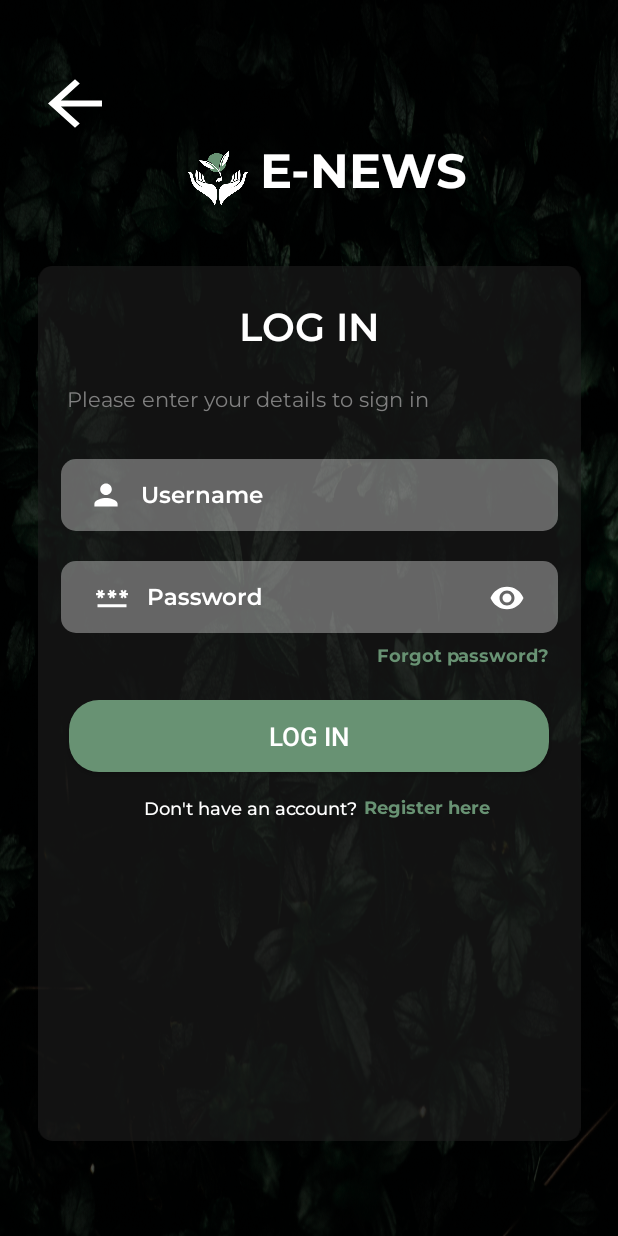
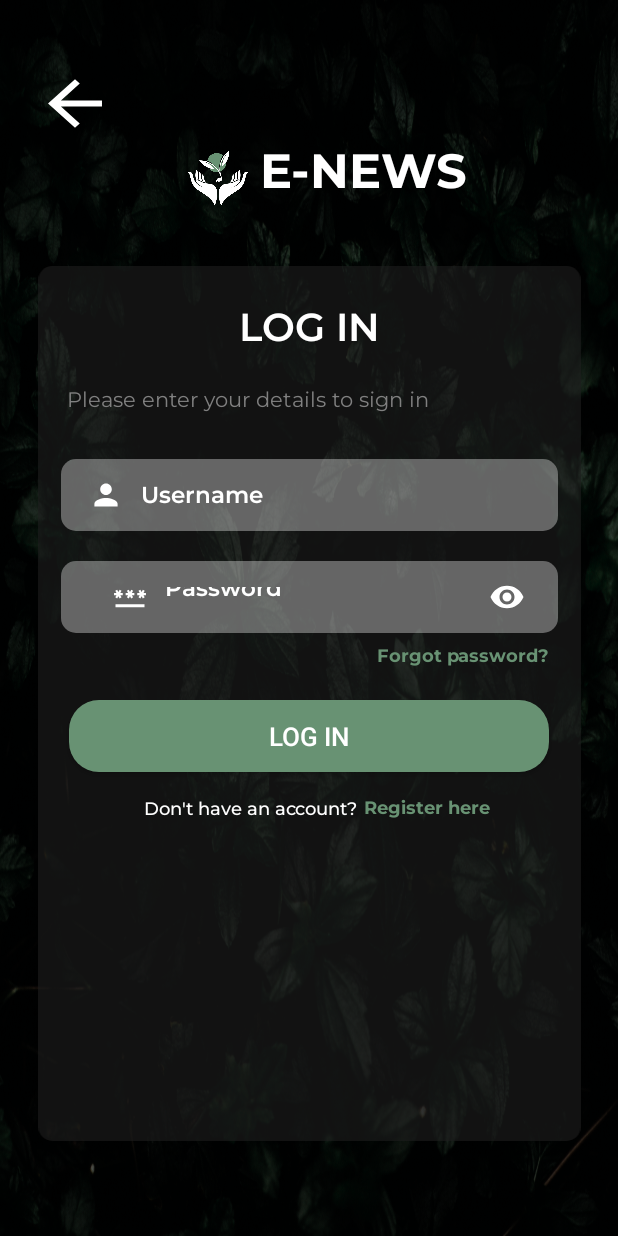
Before and after one commit to jacqbermundo16/E-NEWS-Application, an Android app: the SigninActivity screen opened directly, with no data from a screen before it, on a phone screen of 412 x 824 dp. Run offline under Robolectric (Android 15) with nearby library versions, the phone set to English and light mode, and no system bars; Roboto replaces fonts that are not available here.

Commit message:
Configured text input layout format.

```diff
--- a/app/src/main/res/layout/activity_signin.xml
+++ b/app/src/main/res/layout/activity_signin.xml
@@ -90,7 +90,7 @@
         android:layout_marginTop="28dp"
         android:autofillHints="no"
         android:background="@drawable/input_bg"
-        android:drawableLeft="@drawable/ic_username_foreground"
+        android:drawableStart="@drawable/ic_username_foreground"
         android:drawablePadding="3dp"
         android:ems="10"
         android:fontFamily="@font/montserrat_semibold"
@@ -110,6 +110,7 @@
         app:layout_constraintTop_toBottomOf="@+id/accDetails2" />
 
     <com.google.android.material.textfield.TextInputLayout
+        style="@style/AppTextInputLayout"
         android:id="@+id/enterPassword_login"
         android:layout_width="0dp"
         android:layout_height="48dp"
@@ -121,9 +122,9 @@
         android:inputType="textPassword"
         android:paddingLeft="10dp"
         android:paddingRight="10dp"
-        android:paddingBottom="10dp"
         android:textColor="@color/white"
-
+        app:hintAnimationEnabled="false"
+        app:hintEnabled="false"
         android:textColorHint="@color/white"
         app:layout_constraintEnd_toEndOf="@+id/enterName_login"
         app:layout_constraintHorizontal_bias="0.0"
```
